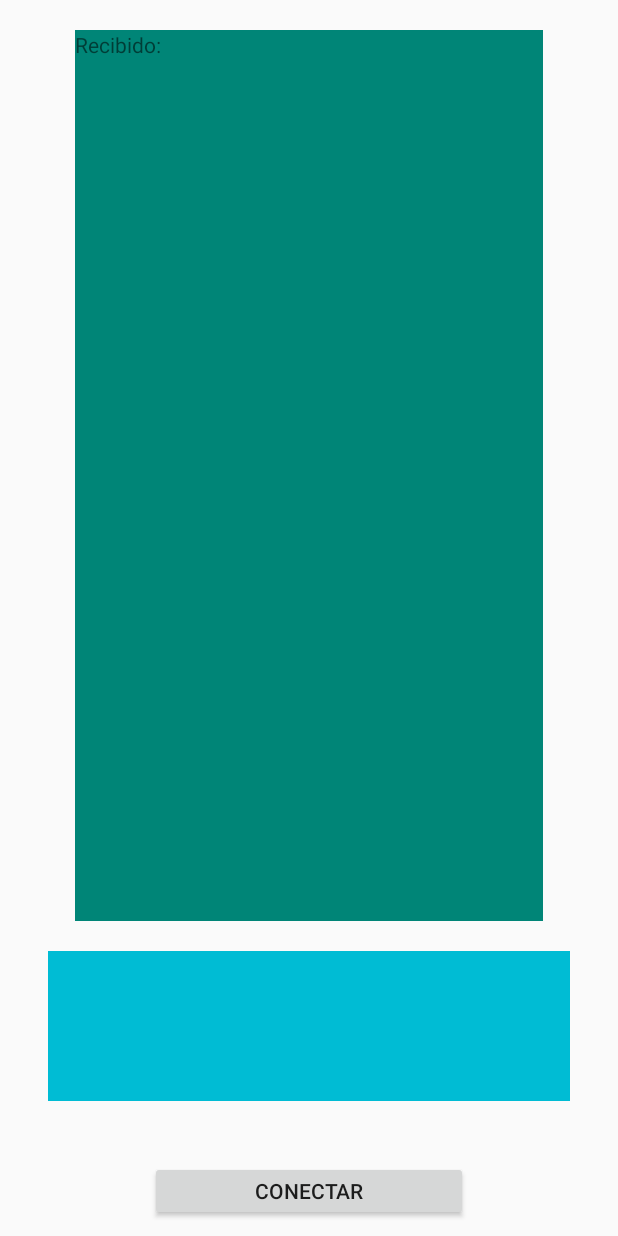
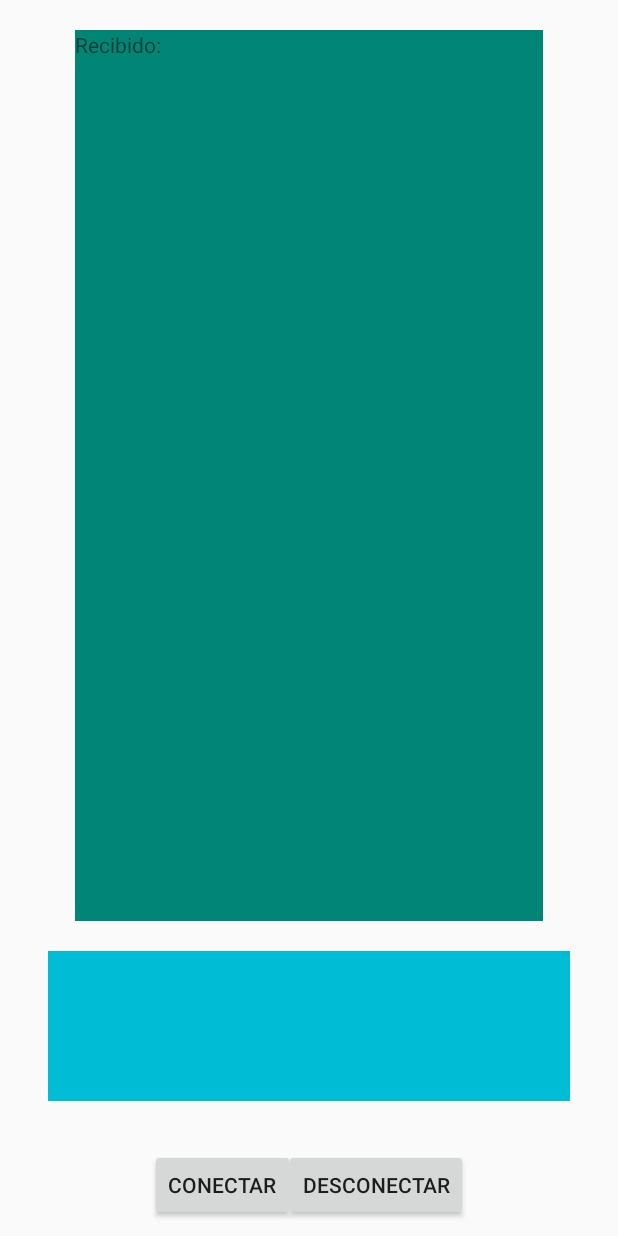
Before and after one commit to IAGuapacha/ModuloFotovoltaico, an Android app: the layout activity_main.xml on its own in the app's theme, with its tools: preview values and no code run, on a phone screen of 412 x 824 dp. Run offline under Robolectric (Android 15) with nearby library versions, the phone set to English and light mode, and no system bars.

Commit message:
Boton de cerrar conexion

```diff
--- a/app/src/main/res/layout/activity_main.xml
+++ b/app/src/main/res/layout/activity_main.xml
@@ -71,19 +71,24 @@
 
     <Button
         android:id="@+id/bConnect"
-        android:layout_width="0dp"
-        android:layout_height="0dp"
+        android:layout_width="wrap_content"
+        android:layout_height="wrap_content"
         android:layout_marginStart="100dp"
         android:layout_marginLeft="100dp"
-        android:layout_marginTop="40dp"
+        android:layout_marginBottom="10dp"
+        android:text="@string/btnConectar"
+        app:layout_constraintBottom_toBottomOf="parent"
+        app:layout_constraintStart_toStartOf="parent"
+        tools:text="@string/btnConectar" />
+
+    <Button
+        android:id="@+id/btnDesconectar"
+        android:layout_width="wrap_content"
+        android:layout_height="wrap_content"
         android:layout_marginEnd="100dp"
         android:layout_marginRight="100dp"
         android:layout_marginBottom="10dp"
-        android:text="@string/btnConectar"
+        android:text="Desconectar"
         app:layout_constraintBottom_toBottomOf="parent"
-        app:layout_constraintEnd_toEndOf="parent"
-        app:layout_constraintStart_toStartOf="parent"
-        app:layout_constraintTop_toBottomOf="@+id/Data"
-        app:layout_constraintVertical_bias="0.101"
-        tools:text="@string/btnConectar" />
+        app:layout_constraintEnd_toEndOf="parent" />
 </android.support.constraint.ConstraintLayout>
```
Also changed, not shown: app/src/main/java/com/example/modulofotovoltaico/Bluetooth.java (+30 -35 lines), app/src/main/java/com/example/modulofotovoltaico/MainActivity.java (+19 -10 lines), app/src/main/res/layout/activity_bluetooth.xml (deleted, +0 -35 lines).
